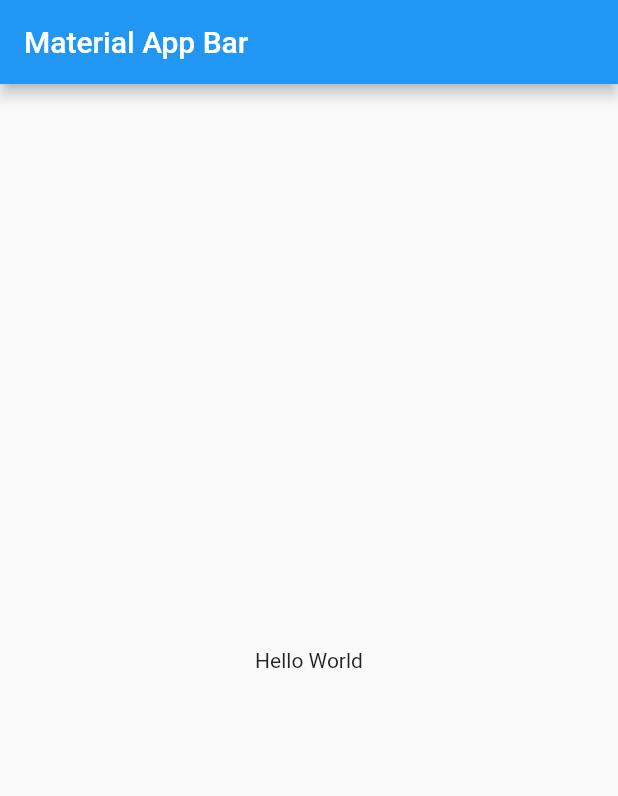
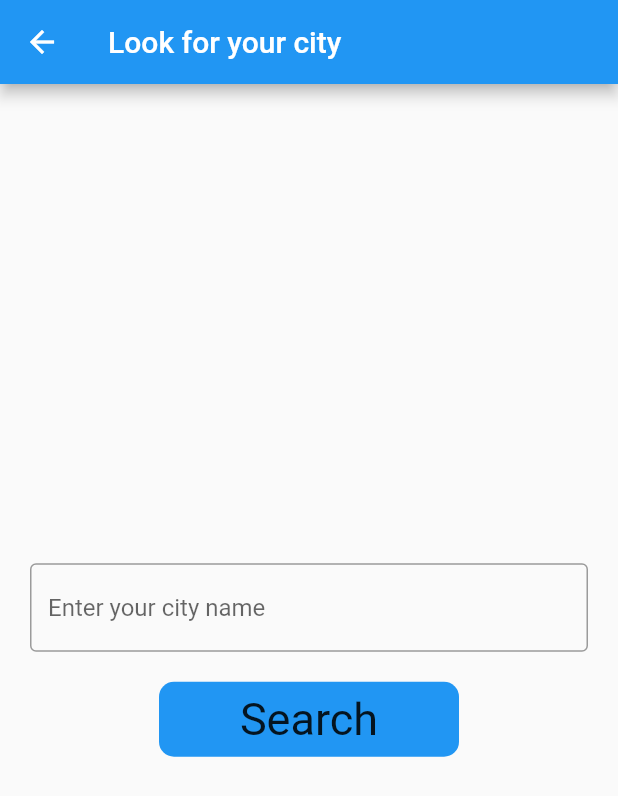
Before and after one commit to djBrinee/weather, a Flutter app: the LocScreen screen opened directly with empty values, after a tap on the "location city" icon, on a phone screen of 412 x 824 dp. Shown: the top 796 px of the screen. Run offline on Flutter 3.47's test engine with Material 2 defaults, Android fonts, the phone set to English and light mode, and no system bars; our stand-ins replace flutter_spinkit, geolocator; statements that could not run were skipped.

Commit message:
feature: adding city search

```diff
--- a/lib/Constants/constants.dart
+++ b/lib/Constants/constants.dart
@@ -10,3 +10,11 @@ const kMessageTextStyle = TextStyle(
 const kButtontextStyle = TextStyle(
     fontFamily: 'Spartan_MB', fontSize: 40.0, color: Colors.blue, fontWeight: FontWeight.bold);
 const kConditionTextStyle = TextStyle(fontSize: 80.0);
+
+String getUrlForCurrent(double? latitude, double? longitude) {
+  return 'https://api.openweathermap.org/data/2.5/onecall?lat=$latitude&lon=$longitude&appid=ab225a718a4dd4e8290c8a649166e7bc';
+}
+
+String getUrlForSearched(String city) {
+  return 'https://api.openweathermap.org/data/2.5/weather?q=$city&appid=ab225a718a4dd4e8290c8a649166e7bc';
+}
--- a/lib/Screens/city_screen.dart
+++ b/lib/Screens/city_screen.dart
@@ -1,20 +1,67 @@
 import 'package:flutter/material.dart';
+import 'package:weather/logic/networking.dart';
 
-void main() => runApp(const CityScreen());
+import '../constants/constants.dart';
+
+void main() => runApp(CityScreen());
 
 class CityScreen extends StatelessWidget {
-  const CityScreen({super.key});
+  CityScreen({super.key});
 
+  String city = "";
   @override
   Widget build(BuildContext context) {
     return MaterialApp(
       title: 'Material App',
       home: Scaffold(
         appBar: AppBar(
-          title: const Text('Material App Bar'),
+          title: const Text('Look for your city'),
+          leading: IconButton(
+              icon: Icon(Icons.arrow_back),
+              onPressed: () {
+                Navigator.pop(context);
+              }),
         ),
-        body: const Center(
-          child: Text('Hello World'),
+        body: Padding(
+          padding: const EdgeInsets.only(right: 20.0, left: 20.0),
+          child: Column(
+            mainAxisAlignment: MainAxisAlignment.center,
+            children: [
+              TextField(
+                  onChanged: (text) {
+                    city = text;
+                  },
+                  decoration: InputDecoration(
+                    border: OutlineInputBorder(),
+                    hintText: 'Enter your city name',
+                  )),
+              GestureDetector(
+                onTap: () async {
+                  var oNetWorking = Networking(url: getUrlForSearched(city));
+                  var weatherData = await oNetWorking.getWeatherSearched();
+                  Navigator.pop(context, weatherData);
+                },
+                child: Padding(
+                  padding: const EdgeInsets.only(top: 20.0),
+                  child: Container(
+                    decoration:
+                        BoxDecoration(color: Colors.blue, borderRadius: BorderRadius.circular(10)),
+                    width: 200,
+                    height: 50,
+                    child: Row(
+                      mainAxisAlignment: MainAxisAlignment.center,
+                      children: [
+                        Text(
+                          "Search",
+                          style: TextStyle(fontSize: 30),
+                        ),
+                      ],
+                    ),
+                  ),
+                ),
+              )
+            ],
+          ),
         ),
       ),
     );
--- a/lib/Screens/loading_screen.dart
+++ b/lib/Screens/loading_screen.dart
@@ -1,5 +1,6 @@
 import 'package:flutter/material.dart';
 import 'package:flutter_spinkit/flutter_spinkit.dart';
+import 'package:weather/constants/constants.dart';
 import 'package:weather/logic/location.dart';
 import 'package:weather/logic/networking.dart';
 import 'package:weather/screens/location_screen.dart';
@@ -20,9 +21,7 @@ class _LoadingScreenState extends State<LoadingScreen> {
   dynamic _getWeather() async {
     Location oLocation = new Location();
     var _cords = await oLocation.determinePosition();
-    Networking oNetworking = Networking(
-        url:
-            'https://api.openweathermap.org/data/2.5/onecall?lat=${oLocation.latitude}&lon=${oLocation.longitude}&appid=ab225a718a4dd4e8290c8a649166e7bc');
+    Networking oNetworking = Networking(url:getUrlForCurrent(oLocation.latitude, oLocation.longitude));
     var weatherData = await oNetworking.getWeather();
     Navigator.pushReplacement(
       context,
--- a/lib/Screens/location_screen.dart
+++ b/lib/Screens/location_screen.dart
@@ -1,5 +1,7 @@
 import 'package:flutter/material.dart';
+import 'package:http/http.dart';
 import 'package:weather/constants/constants.dart';
+import 'package:weather/logic/networking.dart';
 import 'package:weather/logic/weather.dart';
 import 'dart:convert';
 
@@ -24,13 +26,12 @@ class _LocScreenState extends State<LocScreen> {
 
   @override
   void initState() {
-    // TODO: implement initState
     super.initState();
     updateUI(widget.locationWeather);
   }
 
   void updateUI(dynamic weatherData) {
-    Map<String, dynamic> jsonMap = jsonDecode(widget.locationWeather);
+    Map<String, dynamic> jsonMap = jsonDecode(weatherData);
     var temp = jsonMap['current']['temp'];
     temperature = temp.toInt();
     var condition = jsonMap['current']['weather'][0]['id'];
@@ -38,6 +39,7 @@ class _LocScreenState extends State<LocScreen> {
     celsiusTemp = (temp - 273.15).toStringAsFixed(2);
     weatherIcon = weather.getWeatherIcon(condition);
     time = weather.getMessage(temperature);
+    setState(() {});
   }
 
   @override
@@ -61,16 +63,22 @@ class _LocScreenState extends State<LocScreen> {
                 mainAxisAlignment: MainAxisAlignment.spaceBetween,
                 children: <Widget>[
                   TextButton(
-                    onPressed: () {},
+                    onPressed: () {
+                      updateUI(widget.locationWeather);
+                    },
                     child: Icon(
                       Icons.near_me,
                       size: 50.0,
                     ),
                   ),
                   TextButton(
-                    onPressed: () {
-                      Navigator.push(
+                    onPressed: () async {
+                      var response = await Navigator.push(
                           context, MaterialPageRoute(builder: (context) => CityScreen()));
+                      if (response != null) {
+                        updateUI(response);
+                        print(response);
+                      }
                     },
                     child: Icon(
                       Icons.location_city,
```
Also changed, not shown: lib/Logic/networking.dart (+17 -0 lines).
